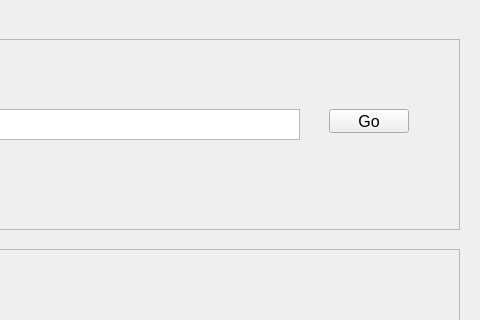
Before: the Qt Designer form widgets/mainwindow.ui in ReturnedTrue/ChemicalSearcher, drawn with Qt 5; both pictures show x 220 to 700 and y 0 to 320 of the 700 by 700 pixel window.
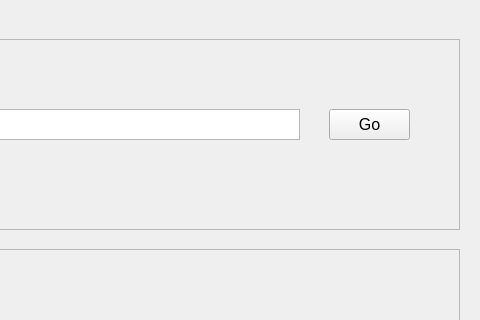
After: the same form once the commit is applied.

```diff
--- a/widgets/mainwindow.ui
+++ b/widgets/mainwindow.ui
@@ -61,8 +61,8 @@
       <rect>
        <x>530</x>
        <y>70</y>
-       <width>80</width>
-       <height>24</height>
+       <width>81</width>
+       <height>31</height>
       </rect>
      </property>
      <property name="font">
```
